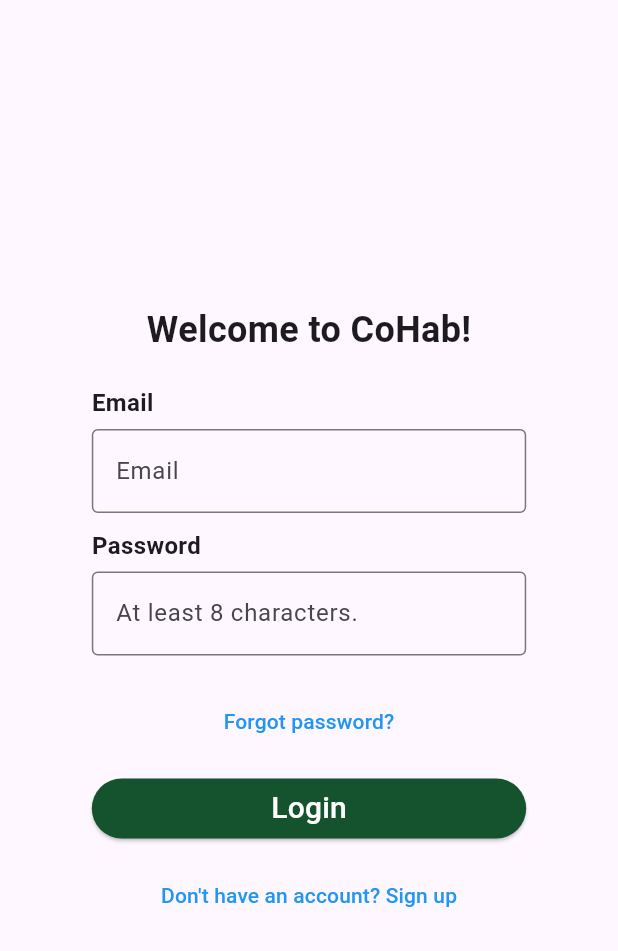
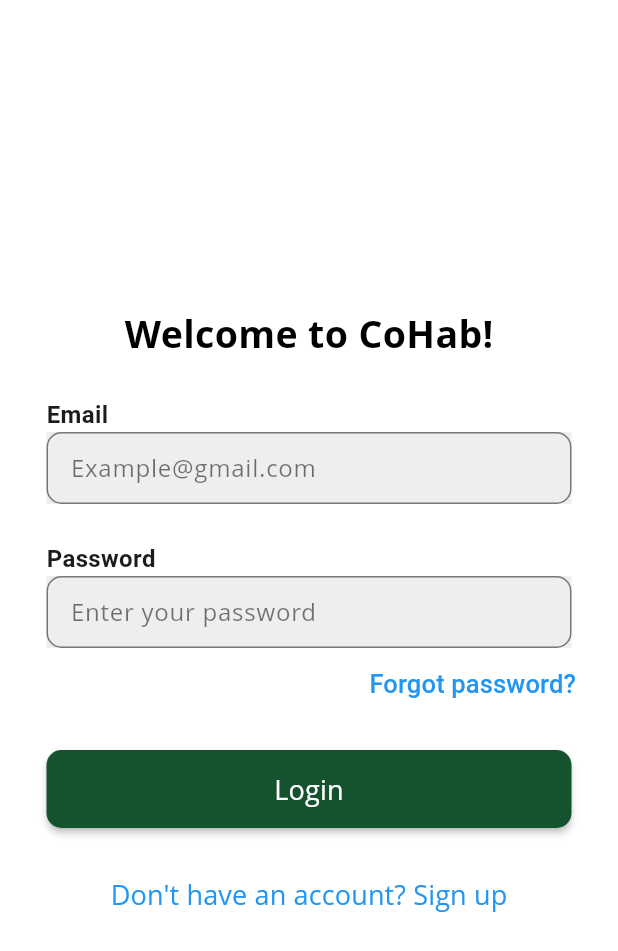
Before and after one commit to PG-002/CoHab, a Flutter app: the screen it shows after launch, on a phone screen of 412 x 824 dp. Shown: the top 951 px of the screen. Run offline on Flutter 3.47's test engine with Material 3 defaults, Android fonts, the phone set to English and light mode, and no system bars; our stand-ins replace jwt_decoder, lucide_icons, socket_io_client; accounts and stored records are empty; Roboto replaces fonts that are missing (Open Sans).

Commit message:
linked to update password now

```diff
--- a/cohab_mobile/lib/main.dart
+++ b/cohab_mobile/lib/main.dart
@@ -1,5 +1,8 @@
-import 'package:cohab_mobile/email_verify.dart';
-import 'package:cohab_mobile/task_list.dart';
+import 'package:cohab_mobile/homepage.dart';
+import 'package:cohab_mobile/houseoptions.dart';
+import 'package:cohab_mobile/updatePassword.dart';
+import 'package:cohab_mobile/verification.dart';
+import 'package:cohab_mobile/web_socket.dart';
 import 'package:flutter/material.dart';
 import 'token.dart';
 import 'register.dart';
@@ -11,14 +14,15 @@ class LoginPage extends StatefulWidget {
   createState() => _LoginPageState();
 }
 
-class _LoginPageState extends State<LoginPage> {
 String _email = '';
 String _password = '';
 
+class _LoginPageState extends State<LoginPage> {
   void _handleEmailChange(String value) {
     setState(() {
       _email = value;
     });
+
   }
 
   void _handlePasswordChange(String value) {
@@ -27,41 +31,48 @@ class _LoginPageState extends State<LoginPage> {
     });
   }
 
-  void _handleSubmit(BuildContext context) async {
-
+  Future<void> _handleSubmit(context) async {
     try {
       await login(_email, _password);
+      print(decodedToken);
 
-      if (userId == null) {
-        // Login failed, show error message
-        if (!context.mounted) return;
-        ScaffoldMessenger.of(context).showSnackBar(
-          const SnackBar(
-            content: Text('Login failed. Please check your credentials.'),
-          ),
+      if (decodedToken['verified'] == true) {
+
+        if(decodedToken['houseId'] == null)
+          {
+            init();
+            Navigator.push(
+              context,
+              MaterialPageRoute(builder: (context) => const HouseOptions()),
             );
-      } else {
-        if (!userIsVerified(decodedToken)) {
-          // User is not verified, navigate to the verification page
-          if (!context.mounted) return;
-          Navigator.pushReplacement(
+          }
+
+        else
+          {
+            init();
+            socket.connect();
+            Navigator.push(
+              context,
+              MaterialPageRoute(builder: (context) => const HomePage()),
+            );
+          }
+
+      }
+      else {
+        init();
+        Navigator.push(
           context,
           MaterialPageRoute(builder: (context) => const VerificationPage()),
         );
-        } else {
-          if (!context.mounted) return;
-          Navigator.pushReplacement(
-            context,
-            MaterialPageRoute(builder: (context) => const TaskListPage()),
-          );
+
       }
+
     }
-    } catch (e) {
-
-      if (!context.mounted) return;
+     catch (e) {
        ScaffoldMessenger.of(context).showSnackBar(
-        const SnackBar(
-          content: Text('An error occurred. Please try again later.'),
+         SnackBar(
+           content: Text('$e'), // Convert the error to a string to display
+           duration: const Duration(seconds: 1), // Adjust the duration as needed
          ),
        );
     }
@@ -69,97 +80,126 @@ class _LoginPageState extends State<LoginPage> {
 
   @override
   Widget build(BuildContext context) {
-    return Scaffold(
+    return MaterialApp(
+      home: Scaffold(
+        backgroundColor: Colors.white,
         body: Center(
-        child: Container(
-          padding: const EdgeInsets.all(20.0),
-          width: MediaQuery.of(context).size.width * 0.8,
+        child: SingleChildScrollView(
+          padding: const EdgeInsets.all(16.0),
           child: Column(
             mainAxisAlignment: MainAxisAlignment.center,
-            crossAxisAlignment: CrossAxisAlignment.center,
             children: [
               const Text(
                 'Welcome to CoHab!',
                 style: TextStyle(
-                  fontSize: 24.0,
+                  color: Colors.black,
                   fontWeight: FontWeight.bold,
+                  fontSize: 25,
+                  fontFamily: 'Open Sans',
                 ),
               ),
-              const SizedBox(height: 20.0),
+              const SizedBox(height: 25.0),
               Column(
                 crossAxisAlignment: CrossAxisAlignment.start,
                 children: [
                   const Text(
-                    'Email', // Add text here
+                    'Email',
                     style: TextStyle(
                       fontSize: 16.0,
                       fontWeight: FontWeight.bold,
                     ),
                   ),
-                  const SizedBox(height: 6.0), // Adjust the spacing as needed
-                  TextField(
+                  SizedBox(
+                    width: 350, // Set width of the container
+                    child: Container(
+                      color: Colors.grey[200],
+                      child: TextFormField(
                         onChanged: _handleEmailChange,
-                    decoration: const InputDecoration(
-                      labelText: 'Email',
-                      border: OutlineInputBorder(),
+                        obscureText: false,
+                        decoration: InputDecoration(
+                          hintText: 'Example@gmail.com',
+                          hintStyle: const TextStyle(
+                              color: Colors.black54, fontFamily: 'Open Sans'),
+                          border: OutlineInputBorder(
+                            borderRadius: BorderRadius.circular(10.0),
+                          ),
+                          contentPadding: const EdgeInsets.fromLTRB(
+                              12.0, 8.0, 12.0, 8.0),
+                        ),
+                      ),
                     ),
                   ),
                 ],
               ),
-              const SizedBox(height: 10.0),
+              const SizedBox(height: 25.0),
               Column(
                 crossAxisAlignment: CrossAxisAlignment.start,
                 children: [
                   const Text(
-                    'Password', // Add text here
+                    'Password',
                     style: TextStyle(
                       fontSize: 16.0,
                       fontWeight: FontWeight.bold,
                     ),
                   ),
-                  const SizedBox(height: 6.0),
-                  TextField(
+                  SizedBox(
+                    width: 350, // Set width of the container
+                    child: Container(
+                      color: Colors.grey[200],
+                      child: TextFormField(
                         onChanged: _handlePasswordChange,
                         obscureText: true,
-                    decoration: const InputDecoration(
-                      labelText: 'At least 8 characters.',
-                      border: OutlineInputBorder(),
+                        decoration: InputDecoration(
+                          hintText: 'Enter your password',
+                          hintStyle: const TextStyle(
+                              color: Colors.black54, fontFamily: 'Open Sans'),
+                          border: OutlineInputBorder(
+                            borderRadius: BorderRadius.circular(10.0),
+                          ),
+                          contentPadding: const EdgeInsets.fromLTRB(
+                              12.0, 8.0, 12.0, 8.0),
+                        ),
+                      ),
                     ),
                   ),
                 ],
               ),
-              const SizedBox(height: 20.0),
-              TextButton(
+              Align(
+                alignment: Alignment.centerRight,
+                child: TextButton(
                   onPressed: () {
-                  // Implement your forgot password logic here
+                    Navigator.push(
+                      context,
+                      MaterialPageRoute(builder: (context) => const UpdatePasswordPage()),
+                    );
                   },
                   child: const Text(
                     'Forgot password?',
-                  style: TextStyle(
-                    color: Colors.blue, // Set the text color to blue
+                      style: TextStyle(color: Colors.blue, fontSize: 17),
                   ),
                 ),
               ),
-              const SizedBox(height: 10.0),
-              SizedBox(
-                width: double.infinity,
-                child: ElevatedButton(
-                  onPressed: () {
-                    _handleSubmit(context); // Pass the context here
-                  },
-                  style: ElevatedButton.styleFrom(
-                    backgroundColor: const Color(0xFF14532D),
+              const SizedBox(height: 20.0),
+              Builder(
+                builder: (context) => MaterialButton(
+                  onPressed: () => _handleSubmit(context),
+                  color: const Color(0xFF14532d),
+                  shape: RoundedRectangleBorder(
+                    borderRadius: BorderRadius.circular(10),
                   ),
-                  child: const Text(
+                  padding: const EdgeInsets.symmetric(vertical: 13.0),
+                  child: const SizedBox(
+                    width: 350,
+                    child: Text(
                       'Login',
                       style: TextStyle(
-                      color: Colors.white,
-                      fontSize: 20,
+                          color: Colors.white, fontSize: 18, fontFamily: 'Open Sans'),
+                      textAlign: TextAlign.center,
                     ),
                   ),
                 ),
               ),
-              const SizedBox(height: 10.0),
+              const SizedBox(height: 20.0),
               TextButton(
                 onPressed: () {
                   Navigator.push(
@@ -170,7 +210,9 @@ class _LoginPageState extends State<LoginPage> {
                 child: const Text(
                   'Don\'t have an account? Sign up',
                   style: TextStyle(
-                    color: Colors.blue, // Set the text color to blue
+                    color: Colors.blue,
+                    fontFamily: 'Open Sans',
+                    fontSize: 18,
                   ),
                 ),
               ),
@@ -178,6 +220,7 @@ class _LoginPageState extends State<LoginPage> {
           ),
         ),
       ),
+        )
     );
   }
 }
```
Lines whose indentation alone changed are shown as unchanged.
